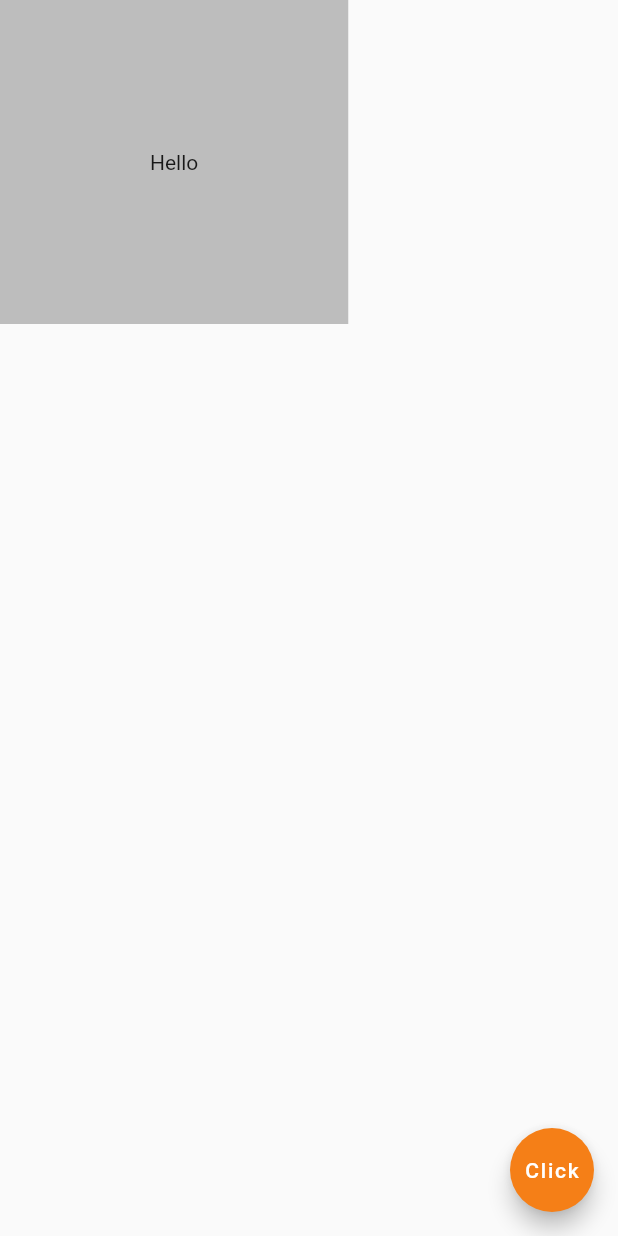
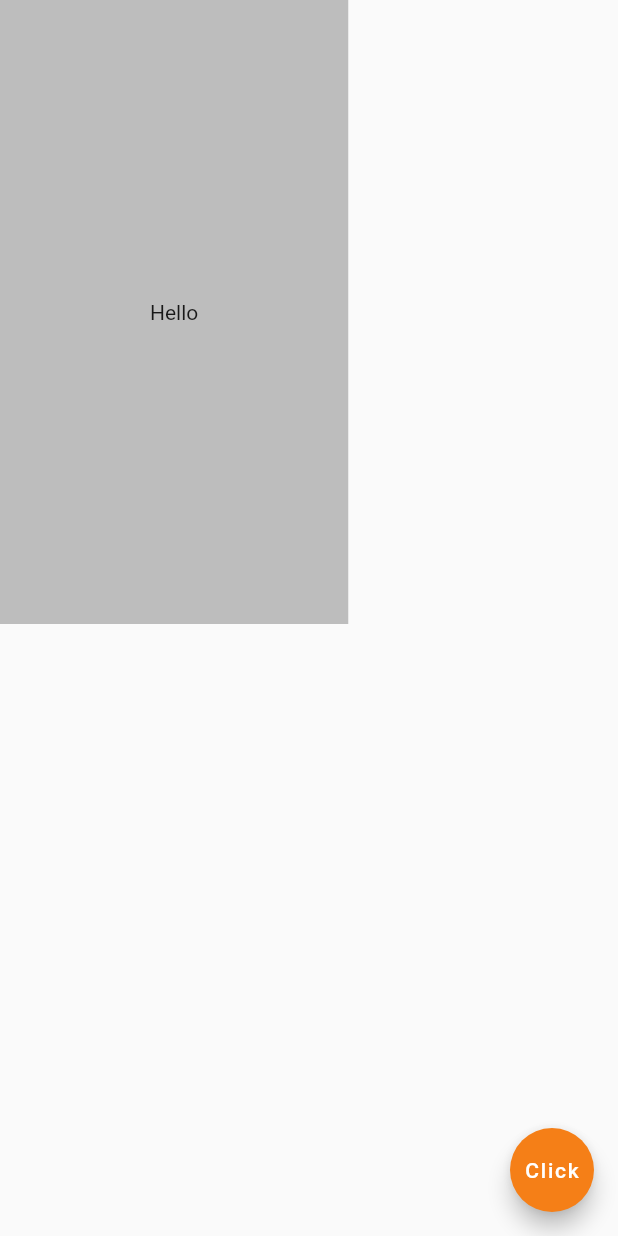
Before and after one commit to AkshDesai04/code_ninja_follow_along, a Flutter app: the screen it shows after launch, on a phone screen of 412 x 824 dp. Run offline on Flutter 3.47's test engine with Material 2 defaults, Android fonts, the phone set to English and light mode, and no system bars.

Commit message:
Used stmmentic padding now

```diff
--- a/lib/main.dart
+++ b/lib/main.dart
@@ -72,7 +72,8 @@ class Home extends StatelessWidget {
         //     icon: Icon(Icons.alternate_email),
         //     color: Colors.amber
         //   ),
-          padding: EdgeInsets.all(100),
+        //   padding: EdgeInsets.all(100),
+          padding: EdgeInsets.symmetric(horizontal: 100, vertical: 200),
           color: Colors.grey[400],
           child: Text("Hello"),
         ),
```
